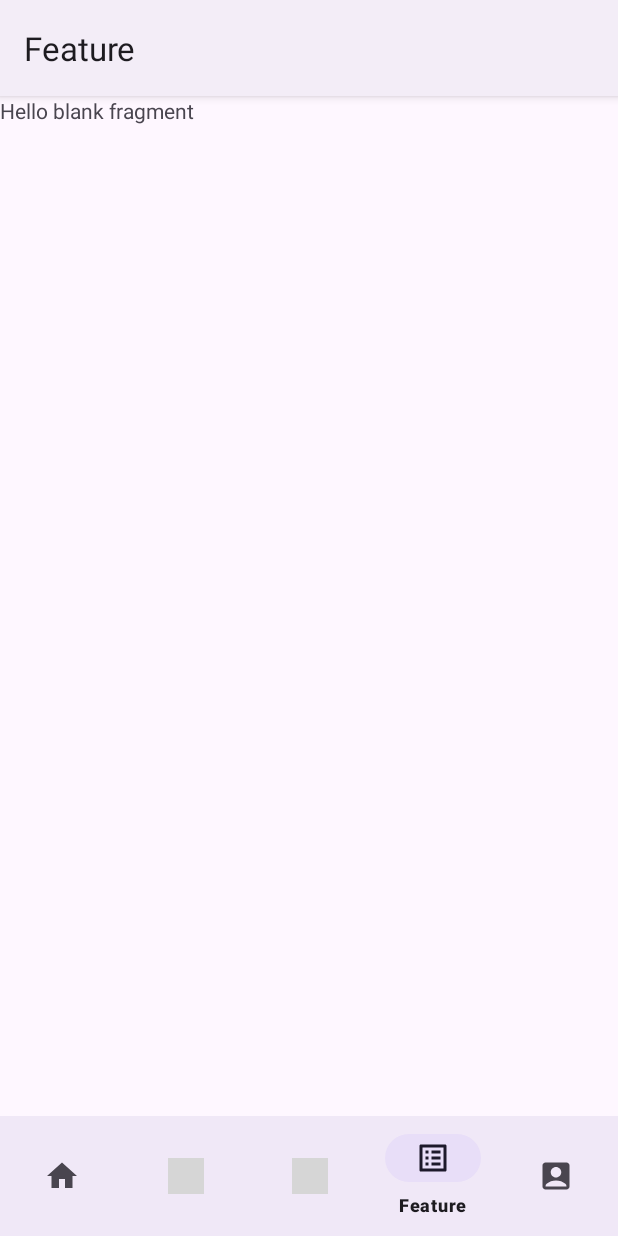
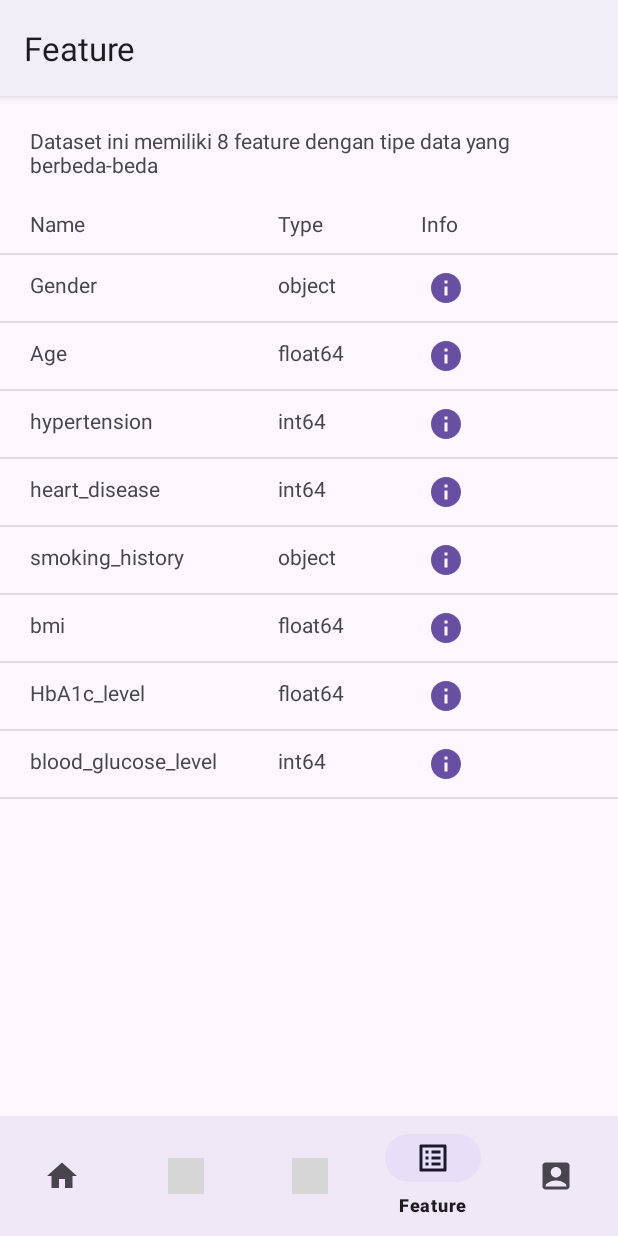
Before and after one commit to irgiys/diapred-app, an Android app: the FeatureFragment screen opened through its navigation route, on a phone screen of 412 x 824 dp. Run offline under Robolectric (Android 15) with nearby library versions, the phone set to English and light mode, and no system bars; our stand-ins replace navigation-ui; 5 statements that could not run were skipped; grey boxes are pictures that could not be loaded.

Commit message:
update feature fragment

```diff
--- /dev/null
+++ b/app/src/main/java/com/irgiys/diabpred1/model/FeatureItemModel.kt
@@ -0,0 +1,8 @@
+package com.irgiys.diabpred1.model
+
+data class FeatureItemModel(
+    val name: String,
+    val type: String,
+    val minMax: String,
+    val description: String,
+)
--- /dev/null
+++ b/app/src/main/java/com/irgiys/diabpred1/ui/adapter/FeatureViewAdapter.kt
@@ -0,0 +1,61 @@
+package com.irgiys.diabpred1.ui.adapter
+
+import android.view.LayoutInflater
+import android.view.View
+import android.view.ViewGroup
+import android.widget.ImageButton
+import android.widget.TextView
+import androidx.appcompat.app.AlertDialog
+import androidx.recyclerview.widget.RecyclerView
+import com.irgiys.diabpred1.R
+import com.irgiys.diabpred1.model.FeatureItemModel
+
+class FeatureViewAdapter(private val featureList: List<FeatureItemModel>) : RecyclerView.Adapter<FeatureViewAdapter.ViewHolder>() {
+    override fun onCreateViewHolder(parent: ViewGroup, viewType: Int): ViewHolder {
+        val view: View = LayoutInflater.from(parent.context).inflate(R.layout.item_feature, parent, false)
+        return ViewHolder(view)
+
+    }
+
+    override fun getItemCount(): Int {
+        return featureList.size + 1
+    }
+
+    override fun onBindViewHolder(holder: ViewHolder, position: Int) {
+        val rowPos = holder.adapterPosition
+        if (rowPos == 0) {
+            holder.apply {
+                featureInfo.visibility = View.VISIBLE
+            }
+        } else {
+            holder.apply {
+                val feature = featureList[rowPos - 1]
+
+                featureName.text = feature.name
+                featureType.text = feature.type
+                featureInfo.visibility = View.GONE
+                featureBtnInfo.visibility = View.VISIBLE
+                featureBtnInfo.setOnClickListener {
+                    // You can customize the click behavior here
+                    val context = holder.itemView.context
+                    val dialog = AlertDialog.Builder(context)
+                        .setTitle("Detail ${feature.name}")
+                        .setMessage("Range / Categorical : ${feature.minMax} \nDescription : ${feature.description}")
+                        .setPositiveButton("OK", null)
+                        .create()
+                    dialog.show()
+                }
+            }
+        }
+
+    }
+
+    inner class ViewHolder(view: View) : RecyclerView.ViewHolder(view) {
+        val featureName: TextView = view.findViewById(R.id.feature_name)
+        val featureType: TextView = view.findViewById(R.id.feature_type)
+        val featureInfo: TextView = view.findViewById(R.id.feature_info)
+        val featureBtnInfo: ImageButton = view.findViewById(R.id.feature_btn_info)
+    }
+
+
+}
--- a/app/src/main/java/com/irgiys/diabpred1/ui/adapter/TableViewAdapter.kt
+++ b/app/src/main/java/com/irgiys/diabpred1/ui/adapter/TableViewAdapter.kt
@@ -51,7 +51,6 @@ class TableViewAdapter(private val featrueList: List<FeatureModel>) : RecyclerVi
             }
         } else {
             val model = featrueList[rowPos - 1]
-
             holder.apply {
                 setContentBg(txtGender)
                 setContentBg(txtAge)
--- a/app/src/main/java/com/irgiys/diabpred1/ui/fragment/DatasetFragment.kt
+++ b/app/src/main/java/com/irgiys/diabpred1/ui/fragment/DatasetFragment.kt
@@ -23,15 +23,14 @@ class DatasetFragment : Fragment() {
         savedInstanceState: Bundle?
     ): View {
         _binding = FragmentDatasetBinding.inflate(inflater, container, false)
-        val root: View = binding.root
-        return root
+        return binding.root
     }
 
     override fun onViewCreated(view: View, savedInstanceState: Bundle?) {
         super.onViewCreated(view, savedInstanceState)
-        val recyclerViewMovieList = binding.recyclerViewFeatureList
-        recyclerViewMovieList.layoutManager = LinearLayoutManager(requireContext())
-        recyclerViewMovieList.adapter = TableViewAdapter(featureList)
+        val recyclerViewFeatureList = binding.recyclerViewFeatureList
+        recyclerViewFeatureList.layoutManager = LinearLayoutManager(requireContext())
+        recyclerViewFeatureList.adapter = TableViewAdapter(featureList)
         binding.apply {
             linkDataset.setOnClickListener {
                 val intent = Intent(Intent.ACTION_VIEW)
--- a/app/src/main/java/com/irgiys/diabpred1/ui/fragment/FeatureFragment.kt
+++ b/app/src/main/java/com/irgiys/diabpred1/ui/fragment/FeatureFragment.kt
@@ -1,60 +1,54 @@
 package com.irgiys.diabpred1.ui.fragment
 
 import android.os.Bundle
-import androidx.fragment.app.Fragment
 import android.view.LayoutInflater
 import android.view.View
 import android.view.ViewGroup
-import com.irgiys.diabpred1.R
+import androidx.fragment.app.Fragment
+import androidx.recyclerview.widget.DividerItemDecoration
+import androidx.recyclerview.widget.LinearLayoutManager
+import com.irgiys.diabpred1.databinding.FragmentFeatureBinding
+import com.irgiys.diabpred1.model.FeatureItemModel
+import com.irgiys.diabpred1.ui.adapter.FeatureViewAdapter
 
-// TODO: Rename parameter arguments, choose names that match
-// the fragment initialization parameters, e.g. ARG_ITEM_NUMBER
-private const val ARG_PARAM1 = "param1"
-private const val ARG_PARAM2 = "param2"
 
-/**
- * A simple [Fragment] subclass.
- * Use the [FeatureFragment.newInstance] factory method to
- * create an instance of this fragment.
- */
 class FeatureFragment : Fragment() {
-    // TODO: Rename and change types of parameters
-    private var param1: String? = null
-    private var param2: String? = null
-
-    override fun onCreate(savedInstanceState: Bundle?) {
-        super.onCreate(savedInstanceState)
-        arguments?.let {
-            param1 = it.getString(ARG_PARAM1)
-            param2 = it.getString(ARG_PARAM2)
-        }
-    }
+    private var _binding: FragmentFeatureBinding? = null
+    private val binding get() = _binding!!
 
     override fun onCreateView(
         inflater: LayoutInflater, container: ViewGroup?,
         savedInstanceState: Bundle?
-    ): View? {
-        // Inflate the layout for this fragment
-        return inflater.inflate(R.layout.fragment_feature, container, false)
+    ): View {
+        _binding = FragmentFeatureBinding.inflate(inflater, container, false)
+        return binding.root
     }
 
-    companion object {
-        /**
-         * Use this factory method to create a new instance of
-         * this fragment using the provided parameters.
-         *
-         * @param param1 Parameter 1.
-         * @param param2 Parameter 2.
-         * @return A new instance of fragment FeatureFragment.
-         */
-        // TODO: Rename and change types and number of parameters
-        @JvmStatic
-        fun newInstance(param1: String, param2: String) =
-            FeatureFragment().apply {
-                arguments = Bundle().apply {
-                    putString(ARG_PARAM1, param1)
-                    putString(ARG_PARAM2, param2)
-                }
-            }
+    override fun onViewCreated(view: View, savedInstanceState: Bundle?) {
+        super.onViewCreated(view, savedInstanceState)
+        showFeatureItems()
     }
+
+    private fun showFeatureItems() {
+        val recyclerViewFeatureList = binding.recyclerViewFeatureItem
+        recyclerViewFeatureList.setHasFixedSize(true)
+        val featureViewAdapter = FeatureViewAdapter(featureItems)
+        val featureDecoration =
+            DividerItemDecoration(context, DividerItemDecoration.VERTICAL)
+        recyclerViewFeatureList.layoutManager = LinearLayoutManager(context)
+        recyclerViewFeatureList.addItemDecoration(featureDecoration)
+        recyclerViewFeatureList.adapter = featureViewAdapter
+    }
+
+    private val featureItems = ArrayList<FeatureItemModel>().apply {
+        add(FeatureItemModel("Gender", "object", "Female | Male | Other", "Jenis kelamin mengacu pada seks biologis seseorang, yang dapat mempengaruhi kerentanan terhadap diabetes."))
+        add(FeatureItemModel("Age", "float64", "0.08-80", "Usia adalah faktor penting karena diabetes lebih sering didiagnosis pada orang dewasa yang lebih tua."))
+        add(FeatureItemModel("hypertension", "int64", "0-1", "Hipertensi adalah kondisi medis di mana tekanan darah di arteri terus-menerus tinggi. Nilainya 0 atau 1, di mana 0 menunjukkan tidak memiliki hipertensi dan 1 berarti memiliki hipertensi."))
+        add(FeatureItemModel("heart_disease", "int64", "0-1", "Penyakit jantung adalah kondisi medis lain yang terkait dengan peningkatan risiko diabetes. Nilainya 0 atau 1, di mana 0 menunjukkan tidak memiliki penyakit jantung dan 1 berarti memiliki penyakit jantung."))
+        add(FeatureItemModel("smoking_history", "object", "No Info | Not Current | Never | Former | Current", "Riwayat merokok juga dianggap sebagai faktor risiko diabetes dan dapat memperburuk komplikasi yang terkait dengan diabetes. Dalam dataset kami, terdapat 5 kategori: tidak saat ini, mantan perokok, tidak ada info, perokok saat ini, tidak pernah, dan pernah."))
+        add(FeatureItemModel("bmi", "float64", "10-95.7", "0"))
+        add(FeatureItemModel("HbA1c_level", "float64", "3.5-9", "1"))
+        add(FeatureItemModel("blood_glucose_level", "int64", "80-300", "0"))
+    }
+
 }
--- /dev/null
+++ b/app/src/main/res/drawable/ic_info.xml
@@ -0,0 +1,5 @@
+<vector xmlns:android="http://schemas.android.com/apk/res/android" android:height="24dp" android:tint="?attr/colorPrimary" android:viewportHeight="24" android:viewportWidth="24" android:width="24dp">
+
+    <path android:fillColor="?attr/colorPrimary" android:pathData="M12,2C6.48,2 2,6.48 2,12s4.48,10 10,10 10,-4.48 10,-10S17.52,2 12,2zM13,17h-2v-6h2v6zM13,9h-2L11,7h2v2z"/>
+
+</vector>
--- a/app/src/main/res/layout/fragment_feature.xml
+++ b/app/src/main/res/layout/fragment_feature.xml
@@ -1,14 +1,31 @@
 <?xml version="1.0" encoding="utf-8"?>
-<FrameLayout xmlns:android="http://schemas.android.com/apk/res/android"
+<androidx.constraintlayout.widget.ConstraintLayout xmlns:android="http://schemas.android.com/apk/res/android"
     xmlns:tools="http://schemas.android.com/tools"
     android:layout_width="match_parent"
     android:layout_height="match_parent"
+    xmlns:app="http://schemas.android.com/apk/res-auto"
     tools:context=".ui.fragment.FeatureFragment">
+    <TextView
+        android:id="@+id/description"
+        android:layout_width="wrap_content"
+        android:layout_height="wrap_content"
+        android:layout_marginTop="20dp"
+        android:paddingHorizontal="20dp"
+        android:text="Dataset ini memiliki 8 feature dengan tipe data yang berbeda-beda"
+        app:layout_constraintStart_toStartOf="parent"
+        app:layout_constraintEnd_toEndOf="parent"
+        app:layout_constraintTop_toTopOf="parent"
+        />
+    <androidx.recyclerview.widget.RecyclerView
+        android:layout_marginTop="10dp"
+        android:id="@+id/recyclerViewFeatureItem"
+        android:layout_width="match_parent"
+        android:layout_height="wrap_content"
+        android:nestedScrollingEnabled="false"
+        tools:listitem="@layout/item_feature"
+        app:layout_constraintStart_toStartOf="parent"
+        app:layout_constraintEnd_toEndOf="parent"
+        app:layout_constraintTop_toBottomOf="@id/description"
+        />
 
-    <!-- TODO: Update blank fragment layout -->
-    <TextView
-        android:layout_width="match_parent"
-        android:layout_height="match_parent"
-        android:text="@string/hello_blank_fragment" />
-
-</FrameLayout>
+</androidx.constraintlayout.widget.ConstraintLayout>
--- /dev/null
+++ b/app/src/main/res/layout/item_feature.xml
@@ -0,0 +1,49 @@
+<?xml version="1.0" encoding="utf-8"?>
+<LinearLayout xmlns:android="http://schemas.android.com/apk/res/android"
+    android:layout_width="match_parent"
+    android:layout_height="wrap_content"
+    xmlns:app="http://schemas.android.com/apk/res-auto"
+    android:paddingHorizontal="20dp"
+    android:orientation="horizontal">
+
+    <TextView
+        android:id="@+id/feature_name"
+        android:layout_width="145dp"
+        android:layout_height="match_parent"
+        android:paddingVertical="10dp"
+        android:text="Name"
+        android:textSize="14sp" />
+
+    <TextView
+        android:id="@+id/feature_type"
+        android:layout_width="80dp"
+        android:layout_height="match_parent"
+        android:paddingVertical="10dp"
+        android:paddingStart="20dp"
+        android:paddingEnd="10dp"
+        android:text="Type"
+        android:textSize="14sp" />
+
+    <TextView
+        android:id="@+id/feature_info"
+        android:layout_width="wrap_content"
+        android:layout_height="match_parent"
+        android:paddingVertical="10dp"
+        android:text="Info"
+        android:textAlignment="center"
+        android:paddingHorizontal="35dp"
+        android:textSize="14sp"
+        android:visibility="visible"
+        />
+
+    <ImageButton
+        android:id="@+id/feature_btn_info"
+        android:layout_width="wrap_content"
+        android:layout_height="wrap_content"
+        android:src="@drawable/ic_info"
+        android:background="?android:attr/selectableItemBackground"
+        android:paddingVertical="10dp"
+        android:paddingHorizontal="40dp"
+        android:visibility="gone"
+        />
+</LinearLayout>
--- a/app/src/main/res/layout/item_list_table.xml
+++ b/app/src/main/res/layout/item_list_table.xml
@@ -25,8 +25,8 @@
         android:textAlignment="center"
         android:textColor="@color/black"
         android:textSize="14sp" />
+    <TextView
 
-    <TextView
         android:id="@+id/hypertension"
         android:layout_width="130dp"
         android:layout_height="match_parent"
```
